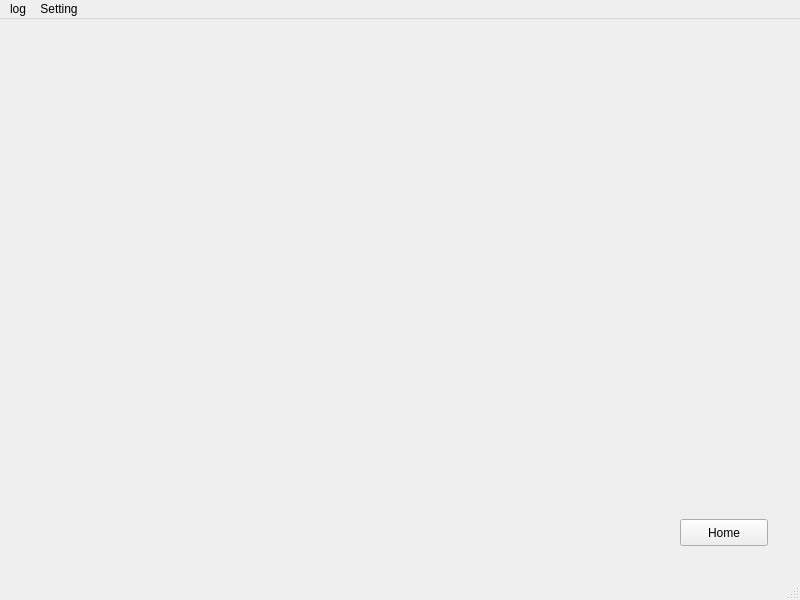
Above: show_log_page.ui from misaka12543/devicemonitor before the change. Below: the same form after it.
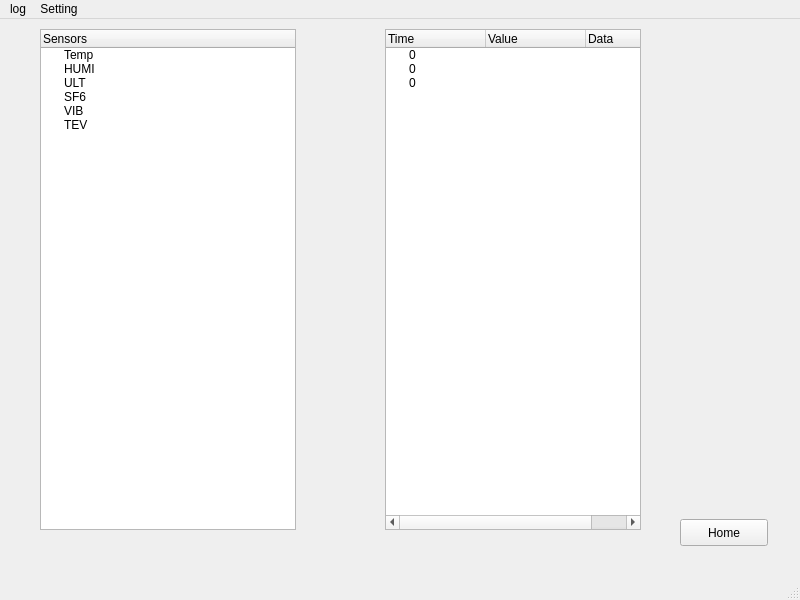
That is the form after the change.

Diff of the .ui file:
```diff
--- a/show_log_page.ui
+++ b/show_log_page.ui
@@ -14,6 +14,12 @@
    <string>MainWindow</string>
   </property>
   <widget class="QWidget" name="centralwidget">
+   <property name="sizePolicy">
+    <sizepolicy hsizetype="Expanding" vsizetype="Expanding">
+     <horstretch>0</horstretch>
+     <verstretch>0</verstretch>
+    </sizepolicy>
+   </property>
    <widget class="QPushButton" name="pushButton">
     <property name="geometry">
      <rect>
@@ -27,6 +33,116 @@
      <string>Home</string>
     </property>
    </widget>
+   <widget class="QWidget" name="horizontalLayoutWidget">
+    <property name="geometry">
+     <rect>
+      <x>40</x>
+      <y>10</y>
+      <width>601</width>
+      <height>501</height>
+     </rect>
+    </property>
+    <layout class="QHBoxLayout" name="horizontalLayout">
+     <item>
+      <widget class="QTreeWidget" name="treeWidget_2">
+       <column>
+        <property name="text">
+         <string>Sensors</string>
+        </property>
+       </column>
+       <item>
+        <property name="text">
+         <string>Temp</string>
+        </property>
+       </item>
+       <item>
+        <property name="text">
+         <string>HUMI</string>
+        </property>
+       </item>
+       <item>
+        <property name="text">
+         <string>ULT</string>
+        </property>
+       </item>
+       <item>
+        <property name="text">
+         <string>SF6</string>
+        </property>
+       </item>
+       <item>
+        <property name="text">
+         <string>VIB</string>
+        </property>
+       </item>
+       <item>
+        <property name="text">
+         <string>TEV</string>
+        </property>
+       </item>
+      </widget>
+     </item>
+     <item>
+      <spacer name="horizontalSpacer">
+       <property name="orientation">
+        <enum>Qt::Horizontal</enum>
+       </property>
+       <property name="sizeHint" stdset="0">
+        <size>
+         <width>40</width>
+         <height>20</height>
+        </size>
+       </property>
+      </spacer>
+     </item>
+     <item>
+      <widget class="QTreeWidget" name="treeWidget">
+       <column>
+        <property name="text">
+         <string>Time</string>
+        </property>
+       </column>
+       <column>
+        <property name="text">
+         <string>Value</string>
+        </property>
+       </column>
+       <column>
+        <property name="text">
+         <string>Data</string>
+        </property>
+       </column>
+       <item>
+        <property name="text">
+         <string>0</string>
+        </property>
+        <property name="text">
+         <string/>
+        </property>
+        <property name="text">
+         <string/>
+        </property>
+       </item>
+       <item>
+        <property name="text">
+         <string>0</string>
+        </property>
+        <property name="text">
+         <string/>
+        </property>
+       </item>
+       <item>
+        <property name="text">
+         <string>0</string>
+        </property>
+        <property name="text">
+         <string/>
+        </property>
+       </item>
+      </widget>
+     </item>
+    </layout>
+   </widget>
   </widget>
   <widget class="QMenuBar" name="menubar">
    <property name="geometry">
```
